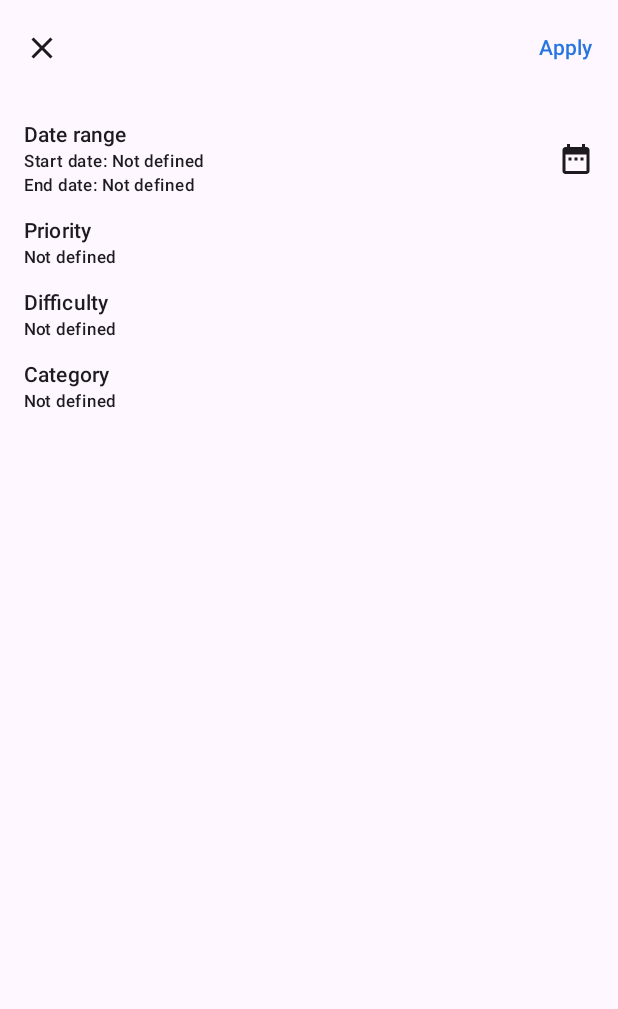
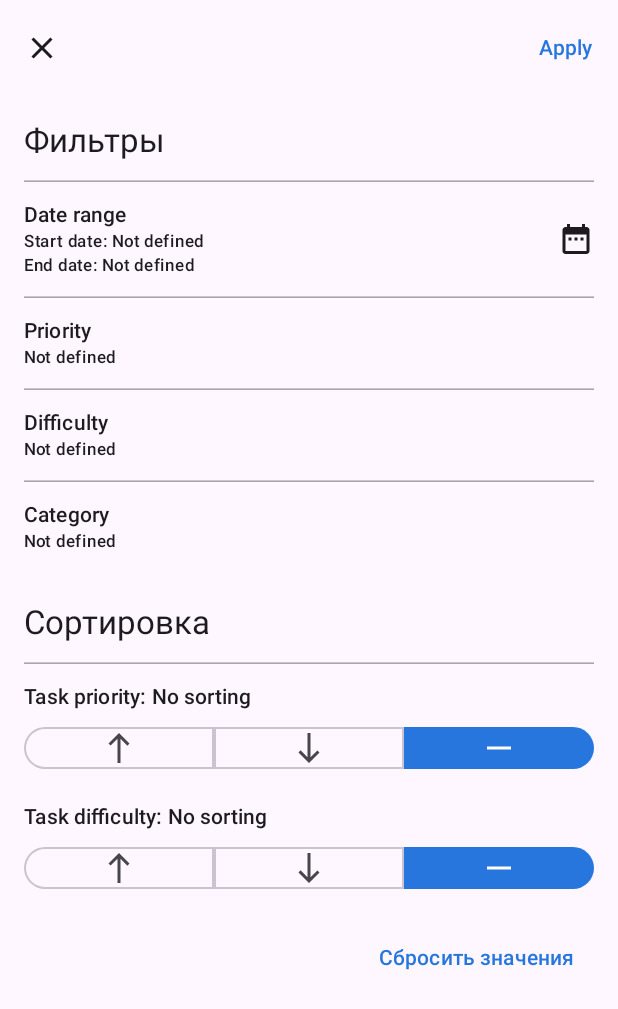
Before and after one commit to Mswork6/AndroidWeeklyPlanner, an Android app built with Jetpack Compose: the FilterScreen screen opened through its navigation route, on a phone screen of 412 x 824 dp. Shown: the top 1009 px of the screen. Run offline under Robolectric (Android 15) with nearby library versions, the phone set to English and light mode, and no system bars; our stand-ins replace Dagger/Hilt's generated code; 2 statements that could not run were skipped.

Commit message:
feat: added sorting components on filter screen

```diff
--- a/app/src/main/java/com/example/androidweeklyplanner/presentation/screens/filter/FilterScreen.kt
+++ b/app/src/main/java/com/example/androidweeklyplanner/presentation/screens/filter/FilterScreen.kt
@@ -4,11 +4,18 @@ import android.content.res.Configuration
 import androidx.compose.foundation.layout.Arrangement
 import androidx.compose.foundation.layout.Column
 import androidx.compose.foundation.layout.PaddingValues
+import androidx.compose.foundation.layout.Row
+import androidx.compose.foundation.layout.Spacer
 import androidx.compose.foundation.layout.fillMaxSize
 import androidx.compose.foundation.layout.fillMaxWidth
+import androidx.compose.foundation.layout.height
 import androidx.compose.foundation.layout.padding
+import androidx.compose.material3.ButtonDefaults
 import androidx.compose.material3.CircularProgressIndicator
+import androidx.compose.material3.MaterialTheme
 import androidx.compose.material3.Scaffold
+import androidx.compose.material3.Text
+import androidx.compose.material3.TextButton
 import androidx.compose.runtime.Composable
 import androidx.compose.runtime.collectAsState
 import androidx.compose.runtime.getValue
@@ -22,6 +29,7 @@ import com.example.androidweeklyplanner.R
 import com.example.androidweeklyplanner.domain.model.Category
 import com.example.androidweeklyplanner.domain.model.SortType
 import com.example.androidweeklyplanner.presentation.core.CourseWorkAndroidWeeklyPlannerTheme
+import com.example.androidweeklyplanner.presentation.description
 import com.example.androidweeklyplanner.presentation.screens.filter.component.FilterCategoryDialogWindow
 import com.example.androidweeklyplanner.presentation.screens.filter.component.FilterDifficultyDialogWindow
 import com.example.androidweeklyplanner.presentation.screens.filter.component.FilterPriorityDialogWindow
@@ -30,6 +38,8 @@ import com.example.androidweeklyplanner.presentation.screens.filter.component.Fi
 import com.example.androidweeklyplanner.presentation.screens.filter.component.FilterScreenDifficultyInputField
 import com.example.androidweeklyplanner.presentation.screens.filter.component.FilterScreenPriorityInputField
 import com.example.androidweeklyplanner.presentation.screens.shared.DateRangePickerDialog
+import com.example.androidweeklyplanner.presentation.screens.shared.ScreenHorizontalDivider
+import com.example.androidweeklyplanner.presentation.screens.shared.SortingChipGroup
 import com.example.androidweeklyplanner.presentation.screens.shared.TopBar
 
 @Composable
@@ -82,7 +92,10 @@ fun FilterScreenBaseContent(
             TopBar(
                 actionName = stringResource(R.string.description_apply),
                 navigateBackAction = onNavigateToListScreen,
-                confirmAction = { onNavigateToListScreen() }
+                confirmAction = {
+                    onAction(FilterScreenActions.Save)
+                    onNavigateToListScreen()
+                }
             )
         }
     ) { padding: PaddingValues ->
@@ -96,6 +109,12 @@ fun FilterScreenBaseContent(
             ),
             horizontalAlignment = Alignment.Start
         ) {
+            Text(
+                text = "Фильтры",
+                style = MaterialTheme.typography.titleLarge
+            )
+            ScreenHorizontalDivider()
+
             FilterScreenDateRangeInputField(
                 startDate = state.startDate,
                 endDate = state.endDate,
@@ -103,24 +122,64 @@ fun FilterScreenBaseContent(
                 modifier = Modifier.fillMaxWidth()
 
             )
-
+            ScreenHorizontalDivider()
             FilterScreenPriorityInputField(
                 priorities = state.selectedPriorities,
                 onClick = { onAction(FilterScreenActions.SetPriorityPickerVisibility(true)) },
                 modifier = Modifier.fillMaxWidth()
             )
-
+            ScreenHorizontalDivider()
             FilterScreenDifficultyInputField(
                 difficulties = state.selectedDifficulties,
                 onClick = { onAction(FilterScreenActions.SetDifficultyPickerVisibility(true)) },
                 modifier = Modifier.fillMaxWidth()
             )
-
+            ScreenHorizontalDivider()
             FilterScreenCategoryInputField(
                 categories = state.selectedCategories,
                 onClick = { onAction(FilterScreenActions.SetCategoryPickerVisibility(true)) },
                 modifier = Modifier.fillMaxWidth()
             )
+            Spacer(modifier = Modifier.height(8.dp))
+
+            Text(
+                text = "Сортировка",
+                style = MaterialTheme.typography.titleLarge
+            )
+            ScreenHorizontalDivider()
+            SortingChipGroup(
+                title = stringResource(R.string.description_task_priority)
+                        + ": " + stringResource(state.sortPriorityOrder.description),
+                height = 28.dp,
+                textStyle = MaterialTheme.typography.titleSmall,
+                selectedOrder = state.sortPriorityOrder,
+                onOrderChange = { newOrder ->
+                    onAction(FilterScreenActions.SetPriorityOrder(newOrder))
+                }
+            )
+            SortingChipGroup(
+                title = stringResource(R.string.description_task_difficulty)
+                        + ": " + stringResource(state.sortDifficultyOrder.description),
+                height = 28.dp,
+                textStyle = MaterialTheme.typography.titleSmall,
+                selectedOrder = state.sortDifficultyOrder,
+                onOrderChange = { newOrder ->
+                    onAction(FilterScreenActions.SetDifficultyOrder(newOrder))
+                }
+            )
+            Row(
+                horizontalArrangement = Arrangement.End,
+                modifier = Modifier.fillMaxWidth()
+            ) {
+                TextButton(
+                    onClick = {onAction(FilterScreenActions.ResetValues)},
+                    colors = ButtonDefaults.textButtonColors(
+                        contentColor = MaterialTheme.colorScheme.tertiary
+                    )
+                ) {
+                    Text("Сбросить значения")
+                }
+            }
 
         }
 
--- a/app/src/main/java/com/example/androidweeklyplanner/presentation/screens/filter/FilterScreenActions.kt
+++ b/app/src/main/java/com/example/androidweeklyplanner/presentation/screens/filter/FilterScreenActions.kt
@@ -17,5 +17,6 @@ sealed interface FilterScreenActions {
     data class SetPriorityPickerVisibility(val opened: Boolean) : FilterScreenActions
     data class SetDifficultyPickerVisibility(val opened: Boolean) : FilterScreenActions
     data class SetCategoryPickerVisibility(val opened: Boolean) : FilterScreenActions
+    data object ResetValues : FilterScreenActions
     data object Save : FilterScreenActions
 }
--- /dev/null
+++ b/app/src/main/java/com/example/androidweeklyplanner/presentation/screens/shared/ScreenHorizontalDivider.kt
@@ -0,0 +1,17 @@
+package com.example.androidweeklyplanner.presentation.screens.shared
+
+import androidx.compose.foundation.background
+import androidx.compose.foundation.layout.fillMaxWidth
+import androidx.compose.material3.HorizontalDivider
+import androidx.compose.runtime.Composable
+import androidx.compose.ui.Modifier
+import androidx.compose.ui.graphics.Color
+
+@Composable
+fun ScreenHorizontalDivider(
+    modifier: Modifier = Modifier,
+) = HorizontalDivider(
+    modifier = modifier
+        .fillMaxWidth()
+        .background(color = Color.Gray)
+)
--- /dev/null
+++ b/app/src/main/java/com/example/androidweeklyplanner/presentation/screens/shared/SortingChipGroup.kt
@@ -0,0 +1,106 @@
+package com.example.androidweeklyplanner.presentation.screens.shared
+
+import android.annotation.SuppressLint
+import android.content.res.Configuration.UI_MODE_NIGHT_YES
+import androidx.compose.foundation.layout.Box
+import androidx.compose.foundation.layout.Column
+import androidx.compose.foundation.layout.Row
+import androidx.compose.foundation.layout.fillMaxWidth
+import androidx.compose.foundation.layout.sizeIn
+import androidx.compose.foundation.shape.RoundedCornerShape
+import androidx.compose.material3.FilterChip
+import androidx.compose.material3.FilterChipDefaults
+import androidx.compose.material3.Icon
+import androidx.compose.material3.MaterialTheme
+import androidx.compose.material3.Text
+import androidx.compose.runtime.Composable
+import androidx.compose.ui.Alignment
+import androidx.compose.ui.Modifier
+import androidx.compose.ui.graphics.Color
+import androidx.compose.ui.graphics.RectangleShape
+import androidx.compose.ui.graphics.vector.ImageVector
+import androidx.compose.ui.res.vectorResource
+import androidx.compose.ui.text.TextStyle
+import androidx.compose.ui.tooling.preview.Preview
+import androidx.compose.ui.unit.Dp
+import androidx.compose.ui.unit.dp
+import com.example.androidweeklyplanner.domain.model.SortType
+import com.example.androidweeklyplanner.presentation.core.CourseWorkAndroidWeeklyPlannerTheme
+import com.example.androidweeklyplanner.presentation.icon
+
+@SuppressLint("ResourceType")
+@Composable
+fun SortingChipGroup(
+    title: String,
+    height: Dp = 32.dp,
+    textStyle: TextStyle = MaterialTheme.typography.bodyMedium,
+    selectedOrder: SortType,
+    onOrderChange: (SortType) -> Unit,
+
+) {
+    Column {
+        Text(
+            text = title,
+            style = textStyle
+        )
+        Row {
+            SortType.entries.forEachIndexed { index, order ->
+
+                val shape = when (index) {
+                    0 -> RoundedCornerShape(
+                        topStart = 16.dp,
+                        bottomStart = 16.dp,
+                        topEnd = 0.dp,
+                        bottomEnd = 0.dp
+                    )
+                    SortType.entries.lastIndex -> RoundedCornerShape(
+                        topStart = 0.dp,
+                        bottomStart = 0.dp,
+                        topEnd = 16.dp,
+                        bottomEnd = 16.dp
+                    )
+                    else -> RectangleShape
+                }
+
+                FilterChip(
+                    selected = order == selectedOrder,
+                    onClick = { onOrderChange(order) },
+                    modifier = Modifier
+                        .sizeIn(minWidth = 32.dp, minHeight = height)
+                        .weight(1f),
+                    label = {
+                        Box(
+                            modifier = Modifier.fillMaxWidth(),
+                            contentAlignment = Alignment.Center
+                        ) {
+                            Icon(
+                                imageVector = ImageVector.vectorResource(order.icon),
+                                contentDescription = null
+                            )
+                        }
+                    },
+                    shape = shape,
+                    colors = FilterChipDefaults.filterChipColors(
+                        selectedContainerColor = MaterialTheme.colorScheme.tertiary,
+                        selectedLabelColor = Color.White
+                    )
+                )
+            }
+        }
+    }
+}
+
+@Preview(showBackground = true)
+@Preview(uiMode = UI_MODE_NIGHT_YES)
+@Composable
+fun SortingChipGroupPreview() {
+    CourseWorkAndroidWeeklyPlannerTheme {
+        SortingChipGroup(
+            title = "Title",
+            selectedOrder = SortType.STANDARD,
+            onOrderChange = {}
+
+
+        )
+    }
+}
```
Also changed, not shown: app/src/main/java/com/example/androidweeklyplanner/domain/repository/impl/FilterRepositoryImpl.kt (+10 -3 lines), app/src/main/java/com/example/androidweeklyplanner/domain/usecase/GetTasksUseCase.kt (+8 -8 lines), app/src/main/java/com/example/androidweeklyplanner/presentation/screens/filter/FilterScreenViewModel.kt (+37 -1 lines), app/src/main/java/com/example/androidweeklyplanner/presentation/screens/main/sorting/component/SortDialogWindow.kt (+3 -65 lines), app/src/main/java/com/example/androidweeklyplanner/presentation/screens/task/TaskScreen.kt (+7 -16 lines).
